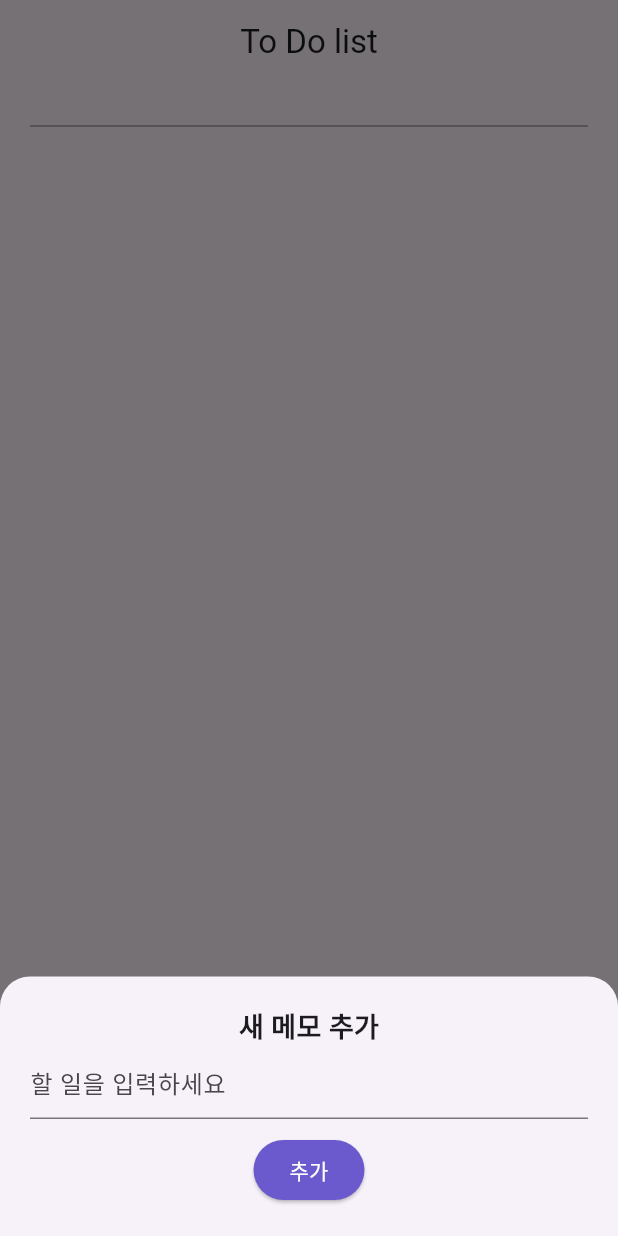
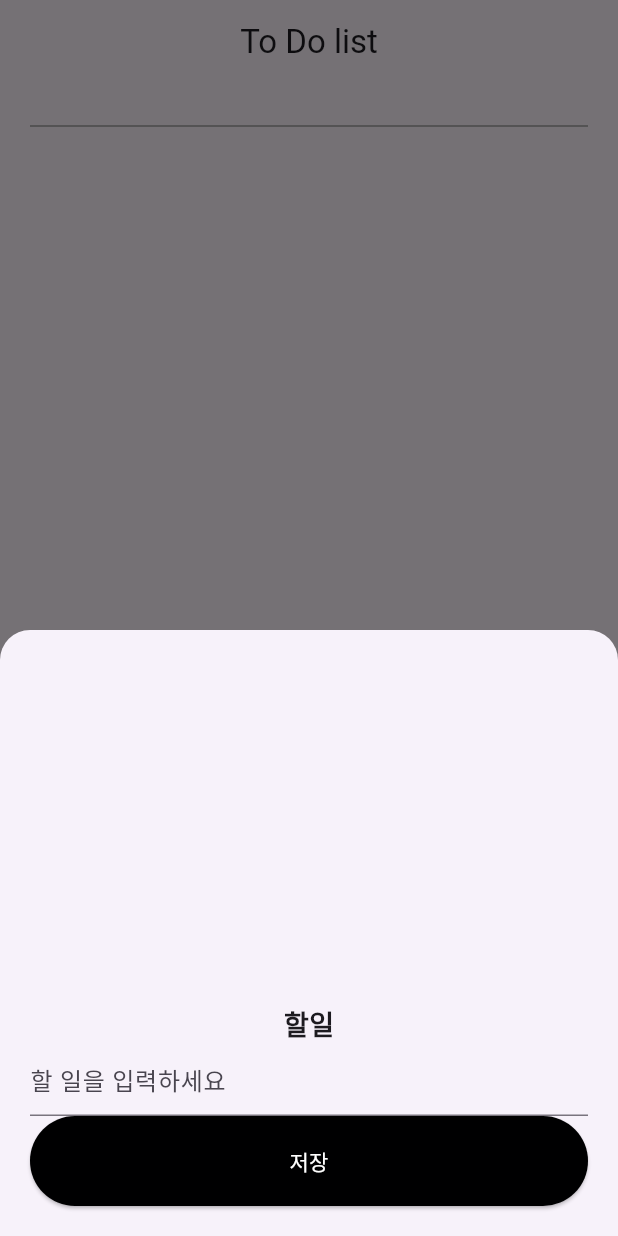
Before and after one commit to ruby400/flutter_to_do, a Flutter app: the screen it shows after launch, after a tap on the "add" icon, on a phone screen of 412 x 824 dp. Run offline on Flutter 3.47's test engine with Material 3 defaults, Android fonts, the phone set to English and light mode, and no system bars.

Commit message:
add:저장버튼 늘림

```diff
--- a/lib/home_page.dart
+++ b/lib/home_page.dart
@@ -1,6 +1,8 @@
 import 'package:flutter/material.dart';
 
 class HomePage extends StatefulWidget {
+  const HomePage({super.key});
+
   @override
   State<HomePage> createState() => _HomePageState();
 }
@@ -24,21 +26,23 @@ class _HomePageState extends State<HomePage> {
             bottom: MediaQuery.of(context).viewInsets.bottom + 20,
             left: 20,
             right: 20,
-            top: 20,
+            top: 250,
           ),
           child: Column(
             mainAxisSize: MainAxisSize.min,
             children: [
               Text(
-                '새 메모 추가',
+                '할일',
                 style: TextStyle(fontSize: 18, fontWeight: FontWeight.bold),
               ),
               TextField(
                 controller: controller,
                 decoration: InputDecoration(hintText: '할 일을 입력하세요'),
               ),
-              SizedBox(height: 10),
-              ElevatedButton(
+              SizedBox(
+                width: double.infinity,
+                height: 60,
+                child: ElevatedButton(
                   onPressed: () {
                     String text = controller.text.trim();
                     if (text.isNotEmpty) {
@@ -49,10 +53,12 @@ class _HomePageState extends State<HomePage> {
                       Navigator.of(context).pop();
                     }
                   },
-                child: Text('추가'),
+
                   style: ElevatedButton.styleFrom(
-                  backgroundColor: Color(0xFF6A5ACD),
+                    backgroundColor: Color.fromARGB(255, 0, 0, 1),
                     foregroundColor: Colors.white,
+                  ),
+                  child: Text('저장'),
                 ),
               ),
             ],
@@ -105,11 +111,12 @@ class _HomePageState extends State<HomePage> {
                     Navigator.of(context).pop();
                   }
                 },
-                child: Text('저장'),
+
                 style: ElevatedButton.styleFrom(
                   backgroundColor: Color(0xFF6A5ACD),
                   foregroundColor: Colors.white,
                 ),
+                child: Text('저장'),
               ),
             ],
           ),
@@ -204,11 +211,11 @@ class _HomePageState extends State<HomePage> {
       ),
       floatingActionButton: FloatingActionButton(
         onPressed: _showAddTodoSheet,
-        child: Icon(Icons.add),
         backgroundColor: Color(0xFF6A5ACD),
         shape: CircleBorder(),
         tooltip: '새 메모 추가',
+        child: Icon(Icons.add),
       ),
     );
+  } //ㅇㅏㄴㄴㅕㅇ
 }
-}
```
Lines whose indentation alone changed are shown as unchanged.
